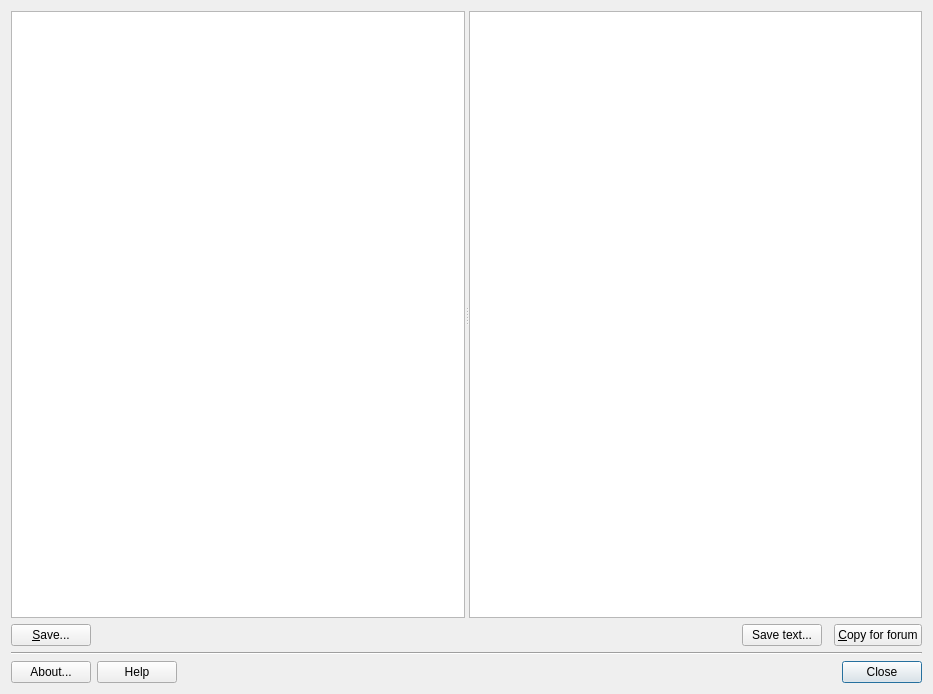
Above: mainwindow.ui from MX-Linux/quick-system-info-gui before the change. Below: the same form after it.
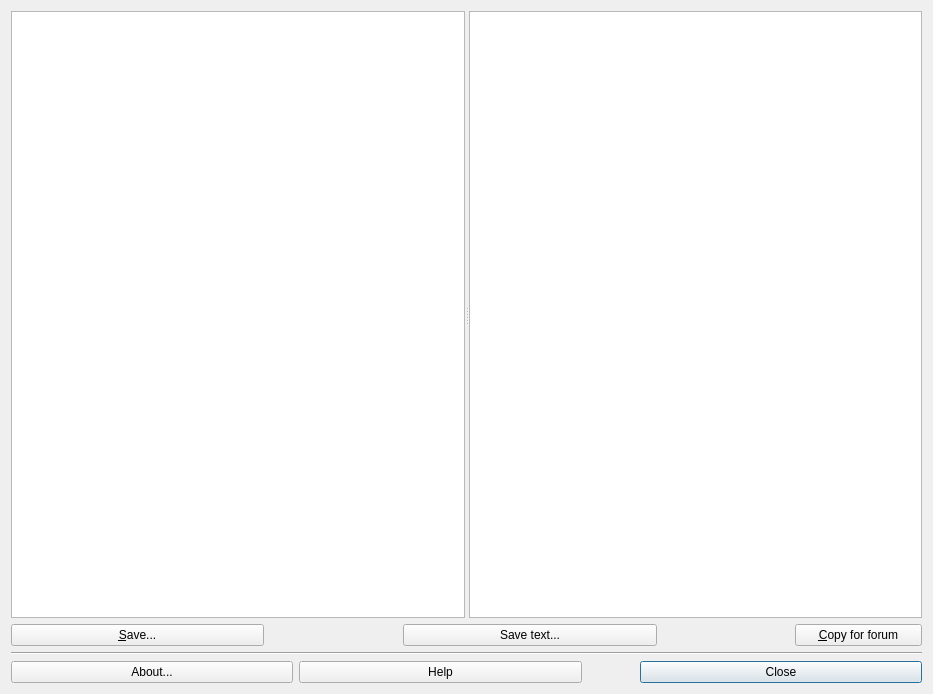
That is the form after the change. Icons and pictures are not drawn.

Commit message: UI file cleanup. Fixed spacers. Close on clicked() instead of pressed().

The edit to the form file:
```diff
--- a/mainwindow.ui
+++ b/mainwindow.ui
@@ -41,7 +41,7 @@
   <property name="modal">
    <bool>false</bool>
   </property>
-  <layout class="QGridLayout" name="gridLayout_4">
+  <layout class="QGridLayout">
    <item row="1" column="0">
     <widget class="Line" name="line">
      <property name="orientation">
@@ -66,7 +66,7 @@
      <property name="styleSheet">
       <string notr="true">QTabBar::tab { height: 30px; width: 326px; } </string>
      </property>
-     <layout class="QGridLayout" name="gridLayout">
+     <layout class="QGridLayout">
       <property name="leftMargin">
        <number>0</number>
       </property>
@@ -80,16 +80,10 @@
        <number>0</number>
       </property>
       <item row="1" column="2">
-       <spacer name="horizontalSpacer">
+       <spacer>
         <property name="orientation">
          <enum>Qt::Horizontal</enum>
         </property>
-        <property name="sizeHint" stdset="0">
-         <size>
-          <width>40</width>
-          <height>20</height>
-         </size>
-        </property>
        </spacer>
       </item>
       <item row="1" column="3" colspan="2">
@@ -248,35 +242,17 @@
       </widget>
      </item>
      <item row="0" column="2">
-      <spacer name="horizontalSpacer1">
+      <spacer>
        <property name="orientation">
         <enum>Qt::Horizontal</enum>
        </property>
-       <property name="sizeType">
-        <enum>QSizePolicy::Expanding</enum>
-       </property>
-       <property name="sizeHint" stdset="0">
-        <size>
-         <width>183</width>
-         <height>20</height>
-        </size>
-       </property>
       </spacer>
      </item>
      <item row="0" column="6">
-      <spacer name="horizontalSpacer2">
+      <spacer>
        <property name="orientation">
         <enum>Qt::Horizontal</enum>
        </property>
-       <property name="sizeType">
-        <enum>QSizePolicy::Expanding</enum>
-       </property>
-       <property name="sizeHint" stdset="0">
-        <size>
-         <width>100</width>
-         <height>20</height>
-        </size>
-       </property>
       </spacer>
      </item>
      <item row="0" column="0">
```
Left out of the diff: 12 changed lines with no effect on the pictures.
